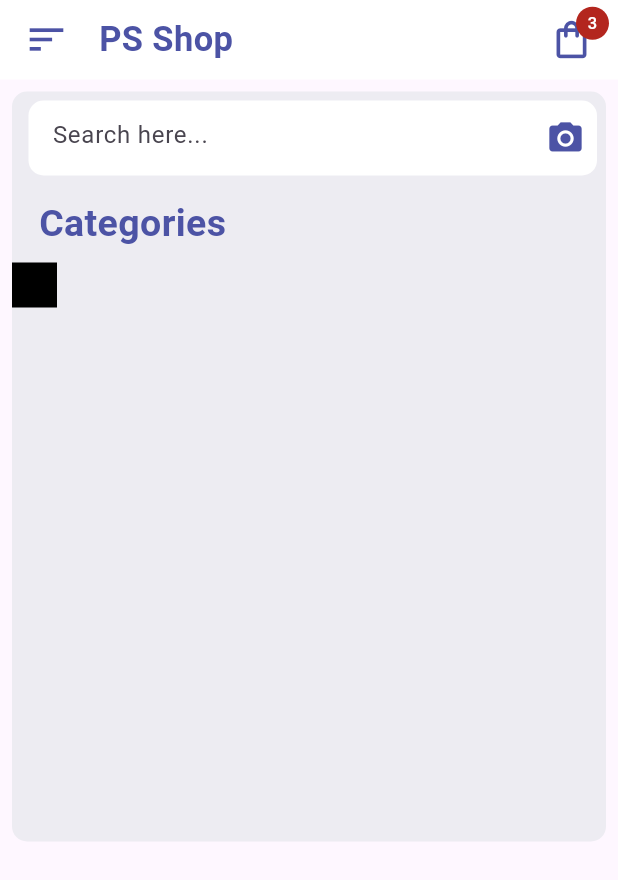
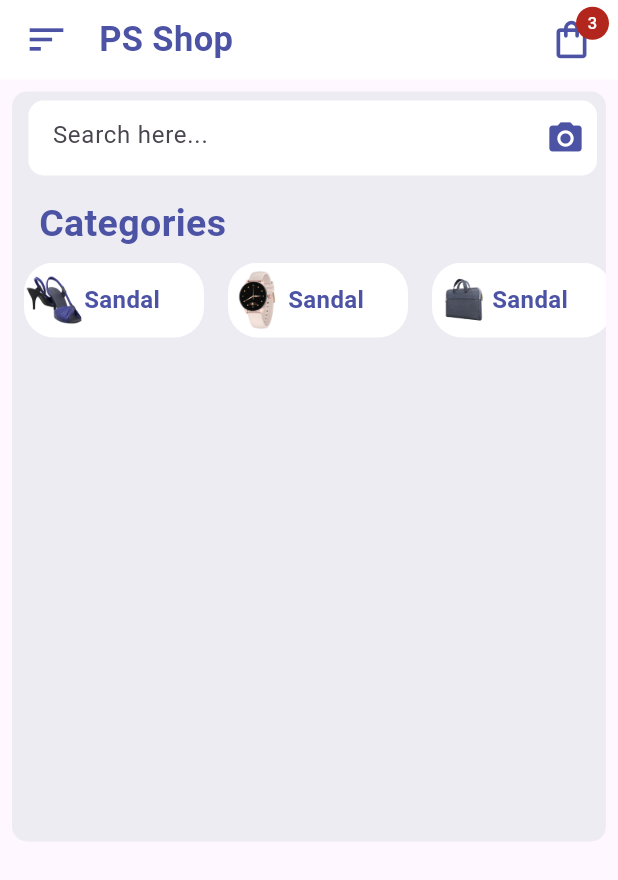
Before and after one commit to Pamod1478/E-Commerce-App, a Flutter app: the screen it shows after launch, on a phone screen of 412 x 824 dp. Shown: the top 880 px of the screen. Run offline on Flutter 3.47's test engine with Material 3 defaults, Android fonts, the phone set to English and light mode, and no system bars.

Commit message:
add categories menu

```diff
--- a/lib/pages/homepage.dart
+++ b/lib/pages/homepage.dart
@@ -77,11 +77,7 @@ class HomePage extends StatelessWidget {
                           ),
                         ),
                       ),
-                      SizedBox(
-                        height:
-                            100, // Set a fixed height for the CategoriesWidget
-                        child: CategoriesWidget(),
-                      ),
+                      SizedBox(child: CategoriesWidget()),
                     ],
                   ),
                 ),
--- a/lib/widgets/CategoriesWidget.dart
+++ b/lib/widgets/CategoriesWidget.dart
@@ -5,14 +5,37 @@ class CategoriesWidget extends StatelessWidget {
 
   @override
   Widget build(BuildContext context) {
-    return Scaffold(
-      backgroundColor: Color(0xFFEDECF2),
-      body: Column(
-        children: [
-          Row(
-            children: [Container(height: 30, width: 30, color: Colors.black)],
-          ),
-        ],
+    return Container(
+      color: Color(0xFFEDECF2), // Use a container instead of Scaffold
+      child: SingleChildScrollView(
+        scrollDirection: Axis.horizontal, // Enable horizontal scrolling
+        child: Row(
+          children: [
+            for (int i = 1; i < 8; i++)
+              Container(
+                margin: EdgeInsets.symmetric(horizontal: 8.0), // Add spacing
+                height: 50,
+                width: 120,
+                decoration: BoxDecoration(
+                  color: Colors.white,
+                  borderRadius: BorderRadius.circular(20),
+                ),
+                child: Row(
+                  children: [
+                    Image.asset("images/$i.png", width: 40, height: 40),
+                    Text(
+                      "Sandal",
+                      style: TextStyle(
+                        fontWeight: FontWeight.bold,
+                        color: Color(0XFF4C53A5),
+                        fontSize: 16,
+                      ),
+                    ),
+                  ],
+                ),
+              ),
+          ],
+        ),
       ),
     );
   }
```
